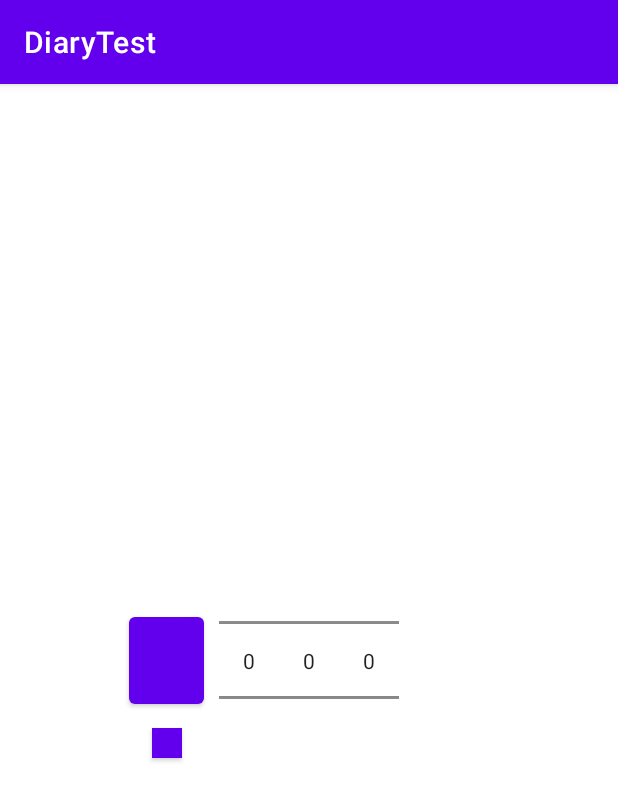
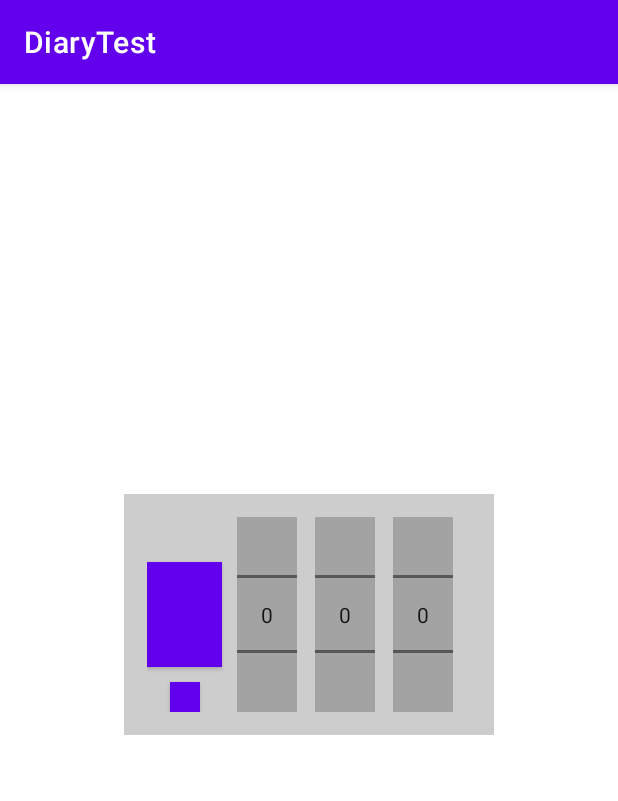
Before and after one commit to MyAllStudyAndPortFolio/DiaryTest, an Android app: the screen it shows after launch (MainActivity), on a phone screen of 412 x 824 dp. Shown: the top 801 px of the screen. Run offline under Robolectric (Android 15) with nearby library versions, the phone set to English and light mode, and no system bars.

Commit message:
almost ui fin

```diff
--- a/app/src/main/res/layout/activity_main.xml
+++ b/app/src/main/res/layout/activity_main.xml
@@ -6,50 +6,69 @@
     android:layout_height="match_parent"
     tools:context=".MainActivity">
 
+    <androidx.constraintlayout.widget.ConstraintLayout
+        android:layout_width="wrap_content"
+        android:layout_height="wrap_content"
+        android:background="#CDCDCD"
+        android:padding="15dp"
+        app:layout_constraintVertical_bias="0.45"
+        app:layout_constraintBottom_toBottomOf="parent"
+        app:layout_constraintEnd_toEndOf="parent"
+        app:layout_constraintStart_toStartOf="parent"
+        app:layout_constraintTop_toTopOf="parent">
+
         <Button
-        android:id = "@+id/openButton"
-        app:layout_constraintTop_toTopOf="@id/numberPicker1"
-        app:layout_constraintBottom_toBottomOf="@id/numberPicker1"
+            android:id="@+id/openButton"
             android:layout_width="50dp"
             android:layout_height="70dp"
             android:layout_marginEnd="10dp"
-        app:layout_constraintEnd_toStartOf="@id/numberPicker1"/>
+            android:background="#A3A3A3"
+            app:layout_constraintBottom_toBottomOf="@id/numberPicker1"
+            app:layout_constraintEnd_toStartOf="@id/numberPicker1"
+            app:layout_constraintStart_toStartOf="parent"
+            app:layout_constraintTop_toTopOf="@id/numberPicker1" />
 
         <Button
             android:id="@+id/changePasswordButton"
+            android:layout_width="20dp"
+            android:layout_height="20dp"
+            android:layout_marginTop="10dp"
             android:background="@color/black"
-        app:layout_constraintTop_toBottomOf="@id/openButton"
+            app:layout_constraintEnd_toEndOf="@+id/openButton"
             app:layout_constraintStart_toStartOf="@+id/openButton"
-        app:layout_constraintEnd_toEndOf="@+id/openButton"
-        android:layout_marginTop="10dp"
-        android:layout_width="20dp"
-        android:layout_height="20dp"/>
+            app:layout_constraintTop_toBottomOf="@id/openButton" />
 
         <NumberPicker
-        app:layout_constraintTop_toTopOf="parent"
             android:id="@+id/numberPicker1"
-        app:layout_constraintStart_toStartOf="parent"
+            android:layout_width="40dp"
+            android:layout_height="130dp"
+            android:layout_marginEnd="12dp"
+            android:background="#A3A3A3"
+            app:layout_constraintBottom_toBottomOf="parent"
+            app:layout_constraintHorizontal_chainStyle="packed"
             app:layout_constraintEnd_toStartOf="@id/numberPicker2"
-        app:layout_constraintHorizontal_chainStyle="packed"
-        app:layout_constraintBottom_toBottomOf="parent"
-        android:layout_width="40dp"
-        android:layout_height="130dp"/>
+            app:layout_constraintStart_toEndOf="@id/openButton"
+            app:layout_constraintTop_toTopOf="parent" />
 
         <NumberPicker
             android:id="@+id/numberPicker2"
-        app:layout_constraintTop_toTopOf="@+id/numberPicker1"
+            android:layout_width="40dp"
+            android:layout_height="130dp"
+            android:layout_marginEnd="12dp"
+            android:background="#A3A3A3"
             app:layout_constraintEnd_toStartOf="@+id/numberPicker3"
             app:layout_constraintStart_toEndOf="@+id/numberPicker1"
-        android:layout_width="40dp"
-        android:layout_height="130dp"/>
+            app:layout_constraintTop_toTopOf="@+id/numberPicker1" />
 
         <NumberPicker
             android:id="@+id/numberPicker3"
-        app:layout_constraintTop_toTopOf="@+id/numberPicker2"
+            android:layout_width="40dp"
+            android:layout_height="130dp"
+            android:layout_marginEnd="12dp"
+            android:background="#A3A3A3"
+            app:layout_constraintEnd_toEndOf="parent"
             app:layout_constraintStart_toEndOf="@+id/numberPicker2"
-        app:layout_constraintEnd_toEndOf="parent"
-        android:layout_width="40dp"
-        android:layout_height="130dp"/>
-
+            app:layout_constraintTop_toTopOf="@+id/numberPicker2" />
 
     </androidx.constraintlayout.widget.ConstraintLayout>
+</androidx.constraintlayout.widget.ConstraintLayout>
```
Also changed, not shown: 1 other file. Lines whose indentation alone changed are shown as unchanged.
